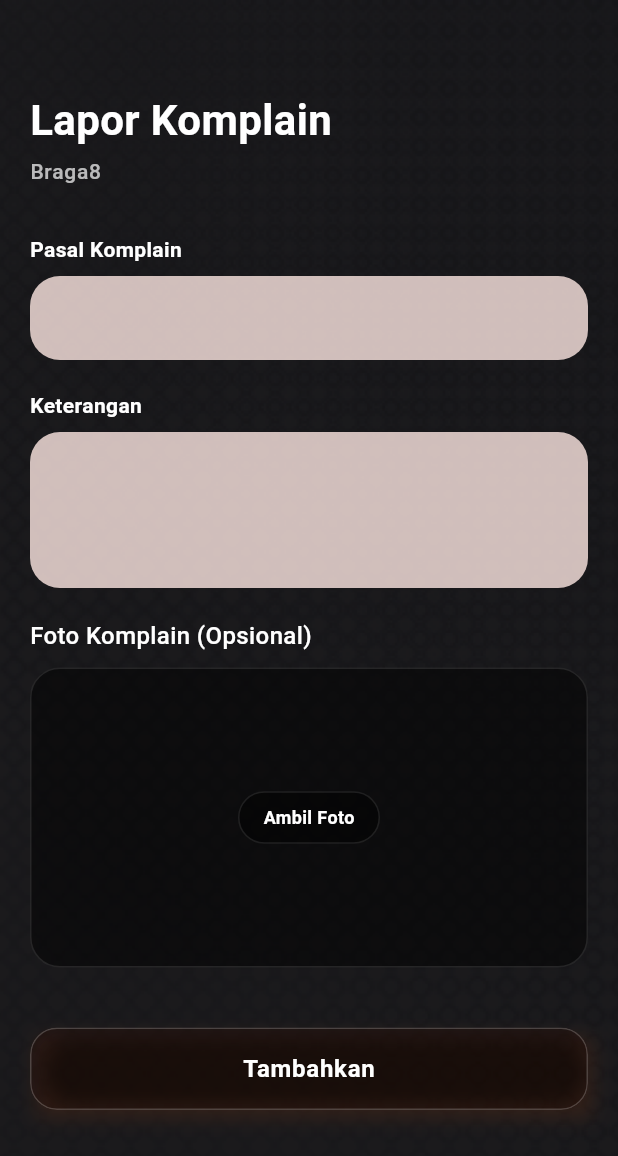
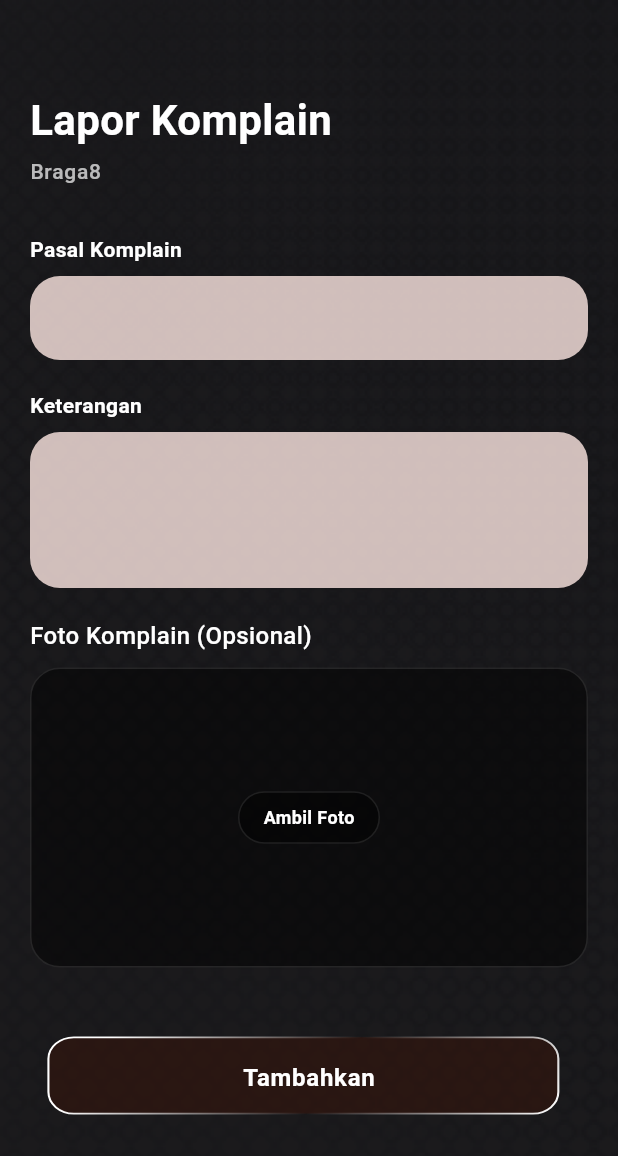
Before and after one commit to najlanafisah/braga8-app-components, a Flutter app: the AddComplainScreen screen opened directly, on a phone screen of 412 x 824 dp. Shown: the top 1156 px of the screen. Run offline on Flutter 3.47's test engine with Material 3 defaults, Android fonts, the light colour scheme and no system bars; our stand-ins replace flutter_svg, image_picker, permission_handler; project files that could hold a hidden picture were left out.

Commit message:
ngubah widget lightbrownbtn jadi svg

```diff
--- a/lib/main.dart
+++ b/lib/main.dart
@@ -1,4 +1,3 @@
-import 'package:braga8_app_components/views/meter-input/view_meter_screen.dart';
 import 'package:flutter/material.dart';
 import 'views/dashboard/dashboard_screen.dart';
 
@@ -32,7 +31,7 @@ class Braga8App extends StatelessWidget {
         textTheme: TextTheme(bodyMedium: TextStyle(color: Colors.white)),
       ),
       debugShowCheckedModeBanner: false,
-      home: ViewMeterScreen(tenantName: 'solaria', unitData: {},),
+      home: DashboardScreen(),
     );
   }
 }
--- a/lib/widgets/light_brown_btn.dart
+++ b/lib/widgets/light_brown_btn.dart
@@ -1,4 +1,5 @@
 import 'package:flutter/material.dart';
+import 'package:flutter_svg/flutter_svg.dart';
 
 class LightBrownBtn extends StatelessWidget {
   final VoidCallback onTap;
@@ -8,73 +9,28 @@ class LightBrownBtn extends StatelessWidget {
 
   @override
   Widget build(BuildContext context) {
-    return Container(
-      width: double.infinity,
-      height: 55,
-      decoration: BoxDecoration(
-        boxShadow: [
-          BoxShadow(
-            color: Color(0xFF6A3013).withValues(alpha: 0.3),
-            blurRadius: 10,
-            offset: Offset(4, 6),
-          ),
-        ],
-      ),
-      child: ClipRRect(
+    return InkWell(
+      onTap: onTap,
       borderRadius: BorderRadius.circular(18),
+      child: AspectRatio(
+        aspectRatio: 335 / 70,
         child: Stack(
           children: [
-            Container(
-              decoration: BoxDecoration(
-                color: Colors.black.withValues(alpha: 0.2),
+            Positioned.fill(
+              child: SvgPicture.asset(
+                'assets/loginbtn.svg',
+                fit: BoxFit.fill,
               ),
             ),
-            Container(
-              decoration: BoxDecoration(
-                color: Color(0xFF76240B).withValues(alpha: 0.1),
-              ),
-            ),
-            Positioned.fill(
-              child: Container(
-                decoration: BoxDecoration(
-                  borderRadius: BorderRadius.circular(18),
-                  boxShadow: [
-                    BoxShadow(
-                      color: Colors.black.withValues(alpha: 0.5),
-                      blurRadius: 10,
-                      spreadRadius: -5,
-                      offset: Offset(4, 2),
-                    ),
-                  ],
-                ),
-              ),
-            ),
-            Positioned.fill(
-              child: Container(
-                decoration: BoxDecoration(
-                  borderRadius: BorderRadius.circular(18),
-                  border: Border.all(
-                    color: Colors.white.withValues(alpha: 0.2),
-                    width: 1.0,
-                  ),
-                ),
-              ),
-            ),
-            Material(
-              color: Colors.transparent,
-              child: InkWell(
-                onTap: onTap,
-                borderRadius: BorderRadius.circular(18),
-                child: Center(
+            Align(
+              alignment: const Alignment(0.0, -0.2),
               child: Text(
                 label,
-                    style: TextStyle(
+                style: const TextStyle(
                   color: Colors.white,
                   fontSize: 16,
                   fontWeight: FontWeight.bold,
                   letterSpacing: 0.5,
-                    ),
-                  ),
                 ),
               ),
             ),
```
Lines whose indentation alone changed are shown as unchanged.
